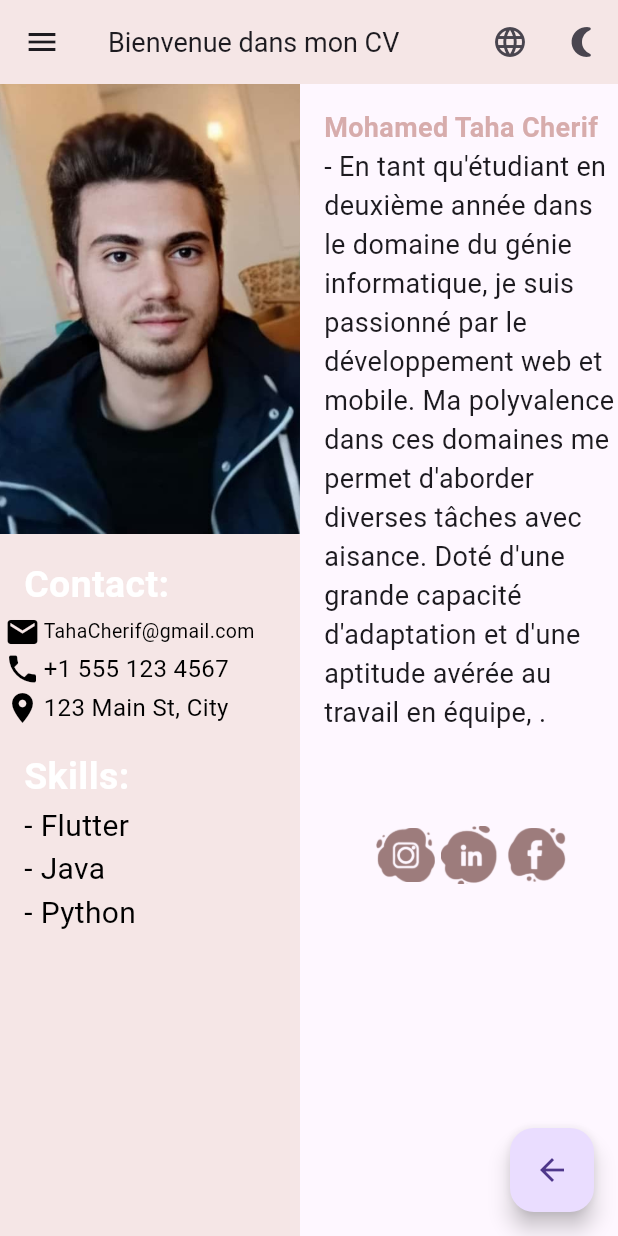
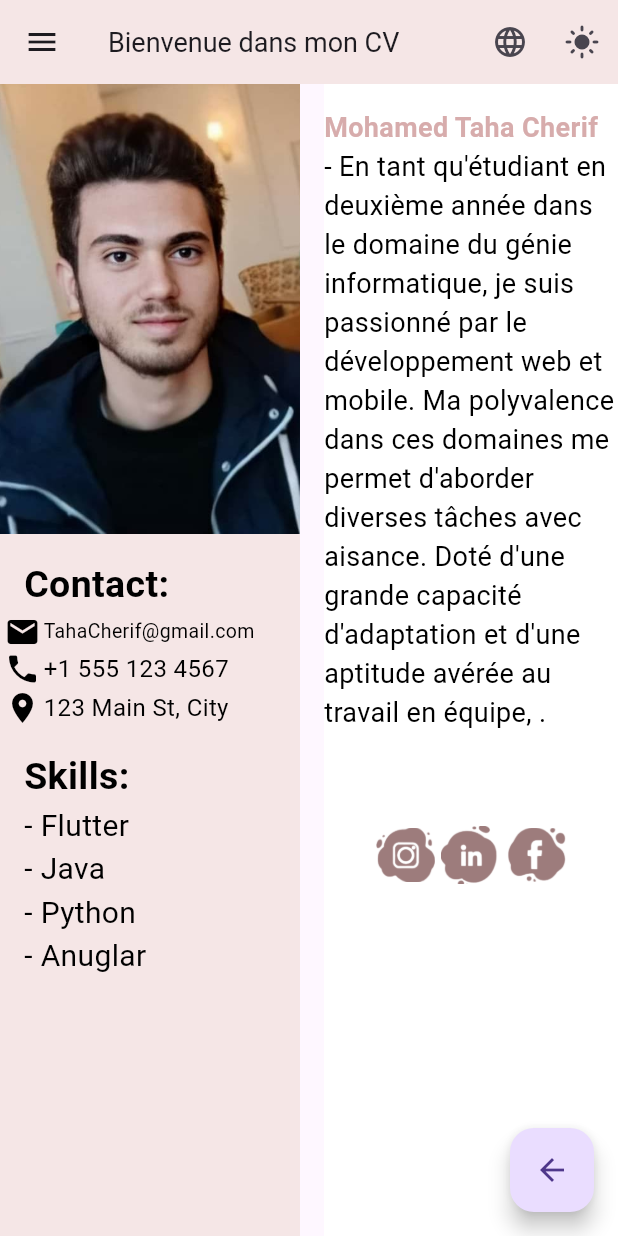
Before and after one commit to tahacherif/cv_build, a Flutter app: the screen it shows after launch, after a tap on "Mohamed Taha Cherif", on a phone screen of 412 x 824 dp. Run offline on Flutter 3.47's test engine with Material 3 defaults, Android fonts, the phone set to English and light mode, and no system bars; our stand-ins replace shared_preferences; accounts and stored records are empty.

Commit message:
commit 2

```diff
--- a/lib/config/global.params.dart
+++ b/lib/config/global.params.dart
@@ -1,13 +1,11 @@
 import 'package:flutter/material.dart';
 
 class GlobalParams{
-  static
-  List<Map<String,dynamic>>menus=[
+  static List<Map<String,dynamic>>menus=[
     {"title":"Acceuil","icon":Icon(Icons.home,color: Color(0xFFA47676),),"route":"/home"},
     {"title":"Academic Formation","icon":Icon(Icons.school,color: Color(0xFFA47676),),"route":"/formation"},
     {"title":"Professional Experience","icon":Icon(Icons.work,color: Color(0xFFA47676),),"route":"/exp"},
     {"title":"Technical Skills","icon":Icon(Icons.computer,color: Color(0xFFA47676),),"route":"/skills"},
-    {"title":"Completed Projects","icon":Icon(Icons.settings,color: Color(0xFFA47676),),"route":"/projet"},
     {"title":"Language","icon":Icon(Icons.language,color: Color(0xFFA47676),),"route":"/langue"},
     {"title":"Logout","icon":Icon(Icons.exit_to_app,color: Color(0xFFA47676),),"route":"/home"},
   ];
--- a/lib/cv.page.dart
+++ b/lib/cv.page.dart
@@ -2,17 +2,45 @@ import 'package:flutter/material.dart';
 import 'package:cv_build/data/user_data_source.dart'; // Import UserDataSource
 import 'package:cv_build/model/user.dart';
 import 'package:shared_preferences/shared_preferences.dart';
-
 import 'menu/drawer.widget.dart';
-
 import 'package:url_launcher/url_launcher.dart';
 
-
-class CvPage extends StatelessWidget {
+class CvPage extends StatefulWidget {
   CvPage();
 
-  // Définition de la couleur "poudre de riz"
-  static const Color poudreDeRiz = Color(0xFFF5E6E6);
+  @override
+  _CvPageState createState() => _CvPageState();
+}
+
+class _CvPageState extends State<CvPage> {
+  late bool _isLightMode;
+  @override
+  void initState() {
+    super.initState();
+    _getTheme();
+  }
+
+  Future<void> _getTheme() async {
+    SharedPreferences prefs = await SharedPreferences.getInstance();
+    bool? isLightMode = prefs.getBool("isLightMode");
+    if (isLightMode != null) {
+      setState(() {
+        _isLightMode = isLightMode;
+      });
+    } else {
+      setState(() {
+        _isLightMode = true; // Default to light mode
+      });
+    }
+  }
+
+  void _toggleTheme() async {
+    SharedPreferences prefs = await SharedPreferences.getInstance();
+    setState(() {
+      _isLightMode = !_isLightMode;
+      prefs.setBool("isLightMode", _isLightMode);
+    });
+  }
 
   @override
   Widget build(BuildContext context) {
@@ -21,33 +49,33 @@ class CvPage extends StatelessWidget {
       builder: (context, snapshot) {
         if (snapshot.connectionState == ConnectionState.waiting) {
           return Center(
-            child: CircularProgressIndicator(), // Afficher un indicateur de chargement pendant le chargement des données utilisateur
+            child: CircularProgressIndicator(),
           );
         } else if (snapshot.hasError) {
           return Center(
-            child: Text('Error: ${snapshot.error}'), // Afficher un message d'erreur si le chargement des données échoue
+            child: Text('Error: ${snapshot.error}'),
           );
         } else {
           User user = snapshot.data!;
           return Scaffold(
-            drawer: MyDrawer(),
+            drawer: MyDrawer(user: user),
             appBar: AppBar(
               title: Text(
                 'Bienvenue dans mon CV',
-                style: TextStyle(fontSize: 18), // Définir une taille de police plus petite
+                style: TextStyle(fontSize: 18),
               ),
-              backgroundColor: Color(0xFFF5E6E6),
+              backgroundColor: _isLightMode ? Color(0xFFF5E6E6) : Colors.black, // Adjust background color based on theme
               actions: [
                 IconButton(
-                  icon: Icon(Icons.language), // Utiliser l'icône de langue
+                  icon: Icon(Icons.language),
                   onPressed: () {
-                    // Ajoutez ici la logique pour changer la langue
+                    // Add language change logic here
                   },
                 ),
                 IconButton(
-                  icon: Icon(Icons.nightlight_round), // Utiliser l'icône de mode nuit
+                  icon: Icon(_isLightMode ? Icons.light_mode : Icons.dark_mode),
                   onPressed: () {
-                    // Ajoutez ici la logique pour activer/désactiver le mode nuit
+                    _toggleTheme();
                   },
                 ),
               ],
@@ -60,180 +88,158 @@ class CvPage extends StatelessWidget {
                 children: [
                   // Partie gauche pour la photo et les contacts
                   Container(
-                    color: poudreDeRiz, // Utiliser la couleur "poudre de riz"
+                    color: _isLightMode ? Color(0xFFF5E6E6) : Colors.black, // Adjust background color based on theme
                     padding: EdgeInsets.all(0),
-                    width: 200, // Largeur fixée pour correspondre à la taille de la photo
+                    width: 200,
                     child: Column(
                       crossAxisAlignment: CrossAxisAlignment.start,
                       children: [
-                        // Photo de l'utilisateur sans bordure
                         Container(
-                          width: 200, // Largeur augmentée
-                          height: 300, // Hauteur augmentée
+                          width: 200,
+                          height: 300,
                           decoration: BoxDecoration(
                             image: DecorationImage(
-                              image: AssetImage('images/' + user.image), // Chemin de votre image
+                              image: AssetImage('images/' + user.image),
                               fit: BoxFit.cover,
                             ),
                           ),
                         ),
-                        // Conteneur pour aligner le mot "Contact" à gauche
                         Padding(
-                          padding: const EdgeInsets.only(left: 16, top: 16), // Ajouter un padding horizontal à gauche
+                          padding: const EdgeInsets.only(left: 16, top: 16),
                           child: Text(
                             'Contact:',
-                            style: TextStyle(fontSize: 25, fontWeight: FontWeight.bold, color: Colors.white), // Modifier la couleur du texte en blanc
+                            style: TextStyle(fontSize: 25, fontWeight: FontWeight.bold, color: _isLightMode ? Colors.black : Colors.white),
                           ),
                         ),
-                        SizedBox(height: 1), // Ajouter un espace entre "Contact" et les informations
-                        // Ligne pour l'email avec une icône
+                        SizedBox(height: 1),
                         Row(
                           children: [
                             Padding(
-                              padding: const EdgeInsets.only(left: 3), // Ajouter un padding pour aligner avec le mot "Contact"
-                              child: Icon(Icons.email, color: Colors.black), // Changer la couleur de l'icône en noir
+                              padding: const EdgeInsets.only(left: 3),
+                              child: Icon(Icons.email, color: _isLightMode ? Colors.black : Colors.white),
                             ),
                             SizedBox(width: 2),
                             Text(
                               '${user.email}',
-                              style: TextStyle(fontSize: 13, color: Colors.black), // Modifier la couleur du texte en noir
+                              style: TextStyle(fontSize: 13, color: _isLightMode ? Colors.black : Colors.white),
                             ),
                           ],
                         ),
-                        SizedBox(height: 1), // Ajouter un espace entre les lignes d'informations
-                        // Ligne pour le téléphone avec une icône
+                        SizedBox(height: 1),
                         Row(
                           children: [
                             Padding(
-                              padding: const EdgeInsets.only(left: 3), // Ajouter un padding pour aligner avec le mot "Contact"
-                              child: Icon(Icons.phone, color: Colors.black), // Changer la couleur de l'icône en noir
+                              padding: const EdgeInsets.only(left: 3),
+                              child: Icon(Icons.phone, color: _isLightMode ? Colors.black : Colors.white),
                             ),
                             SizedBox(width: 2),
                             Text(
                               '${user.phone}',
-                              style: TextStyle(fontSize: 16, color: Colors.black), // Modifier la couleur du texte en noir
+                              style: TextStyle(fontSize: 16, color: _isLightMode ? Colors.black : Colors.white),
                             ),
                           ],
                         ),
-                        SizedBox(height: 2), // Ajouter un espace entre les lignes d'informations
-                        // Ligne pour l'adresse avec une icône
+                        SizedBox(height: 2),
                         Row(
                           children: [
                             Padding(
-                              padding: const EdgeInsets.only(left: 3), // Ajouter un padding pour aligner avec le mot "Contact"
-                              child: Icon(Icons.location_on, color: Colors.black), // Changer la couleur de l'icône en noir
+                              padding: const EdgeInsets.only(left: 3),
+                              child: Icon(Icons.location_on, color: _isLightMode ? Colors.black : Colors.white),
                             ),
                             SizedBox(width: 2),
                             Text(
                               '${user.address}',
-                              style: TextStyle(fontSize: 16, color: Colors.black), // Modifier la couleur du texte en noir
+                              style: TextStyle(fontSize: 16, color: _isLightMode ? Colors.black : Colors.white),
                             ),
                           ],
                         ),
-                        SizedBox(height: 16), // Ajouter un espace entre les informations de contact et les compétences
-                        // Texte pour les compétences
+                        SizedBox(height: 16),
                         Padding(
-                          padding: const EdgeInsets.only(left: 16), // Ajouter un padding pour aligner avec le mot "Contact"
+                          padding: const EdgeInsets.only(left: 16),
                           child: Text(
                             'Skills:',
-                            style: TextStyle(fontSize: 25, fontWeight: FontWeight.bold, color: Colors.white), // Modifier la couleur du texte en blanc
+                            style: TextStyle(fontSize: 25, fontWeight: FontWeight.bold, color: _isLightMode ? Colors.black : Colors.white),
                           ),
                         ),
-                        // Ligne pour afficher les compétences
                         Column(
                           crossAxisAlignment: CrossAxisAlignment.start,
                           children: [
-                            // Liste des compétences
                             ...user.skills.map((skill) => Padding(
-                              padding: const EdgeInsets.only(left: 16), // Ajouter un padding pour aligner avec le mot "Contact"
+                              padding: const EdgeInsets.only(left: 16),
                               child: Text(
                                 '- $skill',
-                                style: TextStyle(fontSize: 20, color: Colors.black), // Modifier la couleur du texte en noir
+                                style: TextStyle(fontSize: 20, color: _isLightMode ? Colors.black : Colors.white),
                               ),
                             )).toList(),
-                            SizedBox(height: 100), // Ajouter un espace entre les compétences et l'icône de langue
-
+                            SizedBox(height: 100),
                           ],
                         ),
                       ],
                     ),
                   ),
                   SizedBox(width: 16),
-                  // Partie droite pour les données
                   Expanded(
+                    child: Container(
+                      color: _isLightMode ? Colors.white : Colors.grey[800], // Adjust background color based on theme
                       child: Column(
                         crossAxisAlignment: CrossAxisAlignment.start,
                         children: [
                           SizedBox(height: 16),
-                        // Informations de contact
                           Text(
                             user.name,
-                          style: TextStyle(fontSize: 18, fontWeight: FontWeight.bold, color: Color(0xFFD7ACAC)),
+                            style: TextStyle(fontSize: 18, fontWeight: FontWeight.bold, color: _isLightMode ? Color(0xFFD7ACAC) : Colors.white),
                           ),
                           Text(
                             '- ${user.summary}',
-                          style: TextStyle(fontSize: 18),
+                            style: TextStyle(fontSize: 18, color: _isLightMode ? Colors.black : Colors.white),
                           ),
                           SizedBox(height: 60),
-                        // Rangée pour les icônes
                           Row(
                             mainAxisAlignment: MainAxisAlignment.center,
                             children: <Widget>[
-                            // Première icône Instagram
                               GestureDetector(
                                 onTap: () {
-                                // Rediriger vers le lien Instagram
-                                // Mettez votre URL Instagram à la place de 'votre_url_instagram'
-                                launch('votre_url_instagram');
+                                  launch('https://www.instagram.com/cherif.taha/');
                                 },
                                 child: Padding(
                                   padding: const EdgeInsets.all(2.0),
                                   child: ImageIcon(
                                     AssetImage('images/insta.png'),
-                                  size: 40, // Taille plus petite de l'icône
-                                  color: Color(0xFF9D7C7C),
+                                    size: 40,
+                                    color: _isLightMode ? Color(0xFF9D7C7C) : Colors.white,
                                   ),
                                 ),
                               ),
-
-                            // Deuxième icône LinkedIn
                               GestureDetector(
                                 onTap: () {
-                                // Rediriger vers le lien LinkedIn
-                                // Mettez votre URL LinkedIn à la place de 'votre_url_linkedin'
-                                launch('votre_url_linkedin');
+                                  launch('https://www.linkedin.com/in/taha-cherif-130481207/');
                                 },
                                 child: Padding(
                                   padding: const EdgeInsets.all(2.0),
                                   child: ImageIcon(
                                     AssetImage('images/link.png'),
-                                  size: 40, // Taille plus petite de l'icône
-                                  color: Color(0xFF9D7C7C),
+                                    size: 40,
+                                    color: _isLightMode ? Color(0xFF9D7C7C) : Colors.white,
                                   ),
                                 ),
                               ),
-
-                            // Troisième icône Facebook
                               GestureDetector(
                                 onTap: () {
-                                // Rediriger vers le lien Facebook
-                                // Mettez votre URL Facebook à la place de 'votre_url_facebook'
-                                launch('votre_url_facebook');
+                                  launch('https://www.facebook.com/taha.cherif.52');
                                 },
                                 child: Padding(
                                   padding: const EdgeInsets.all(2.0),
                                   child: ImageIcon(
                                     AssetImage('images/fb.png'),
-                                  size: 40, // Taille plus petite de l'icône
-                                  color: Color(0xFF9D7C7C),
+                                    size: 40,
+                                    color: _isLightMode ? Color(0xFF9D7C7C) : Colors.white,
                                   ),
                                 ),
                               ),
                             ],
                           ),
-
-
                         ],
+                      ),
                     ),
                   ),
                 ],
@@ -243,8 +249,8 @@ class CvPage extends StatelessWidget {
               onPressed: () async {
                 SharedPreferences prefs = await SharedPreferences.getInstance();
                 await prefs.remove("user");
-                Navigator.pop(context); // Fermer la page actuelle
-                Navigator.of(context).pushNamed('/home'); // Naviguer vers la page d'accueil
+                Navigator.pop(context);
+                Navigator.of(context).pushNamed('/home');
               },
               child: Icon(Icons.arrow_back),
             ),
--- a/lib/data/user_data_source.dart
+++ b/lib/data/user_data_source.dart
@@ -11,13 +11,13 @@ class UserDataSource {
       "123 Main St, City",
       "taha.jpg",
       "En tant qu'étudiant en deuxième année dans le domaine du génie informatique, je suis passionné par le développement web et mobile. Ma polyvalence dans ces domaines me permet d'aborder diverses tâches avec aisance. Doté d'une grande capacité d'adaptation et d'une aptitude avérée au travail en équipe, .",
-      ["Flutter", "Java", "Python"],
+      ["Flutter", "Java", "Python" ,"Anuglar" ],
       [
         Experience("Senior Developer", "ABC Inc.", "2018", "Present", "Developed new features for XYZ app."),
         Experience("Junior Developer", "XYZ Corp.", "2016", "2018", "Worked on frontend development."),
       ],
       [
-        Education("Bachelor's in Computer Science", "University of XYZ", "2012", "2016", "Graduated with honors."),
+        Education("Bachelor's in Computer Science", "University of XYZ", "2015", "2016", "Graduated with honors."),
         Education("High School Diploma", "XYZ High School", "2008", "2012", "Achieved academic excellence."),
       ],
       ["Music", "Reading", "Travel"],
--- a/lib/main.dart
+++ b/lib/main.dart
@@ -1,6 +1,5 @@
 import 'package:cv_build/formation.page.dart';
 import 'package:cv_build/langue.page.dart';
-import 'package:cv_build/projet.page.dart';
 import 'package:cv_build/skills.page.dart';
 import 'package:flutter/material.dart';
 import 'package:cv_build/cv.page.dart';
@@ -48,7 +47,6 @@ class _MyAppState extends State<MyApp> {
         '/exp': (context) => ExpPage(),
         '/langue': (context) => LanguePage(),
         '/skills': (context) => SkillsPage(),
-        '/projet': (context) => ProjetPage(),
 
       },
       debugShowCheckedModeBanner: false,
--- a/pubspec.yaml
+++ b/pubspec.yaml
@@ -31,6 +31,8 @@ dependencies:
   flutter:
     sdk: flutter
   url_launcher: ^6.0.13
+  provider:
+  http:
 
 
 
```
Also changed, not shown: lib/LanguageProvider.dart (added, +12 -0 lines), lib/ThemeProvider.page.dart (added, +22 -0 lines), lib/exp.page.dart (+77 -21 lines), lib/formation.page.dart (+77 -22 lines), lib/langue.page.dart (+23 -33 lines), lib/menu/drawer.widget.dart (+8 -2 lines), lib/projet.page.dart (deleted, +0 -62 lines), lib/skills.page.dart (+51 -23 lines), pubspec.lock. Lines whose indentation alone changed are shown as unchanged.
